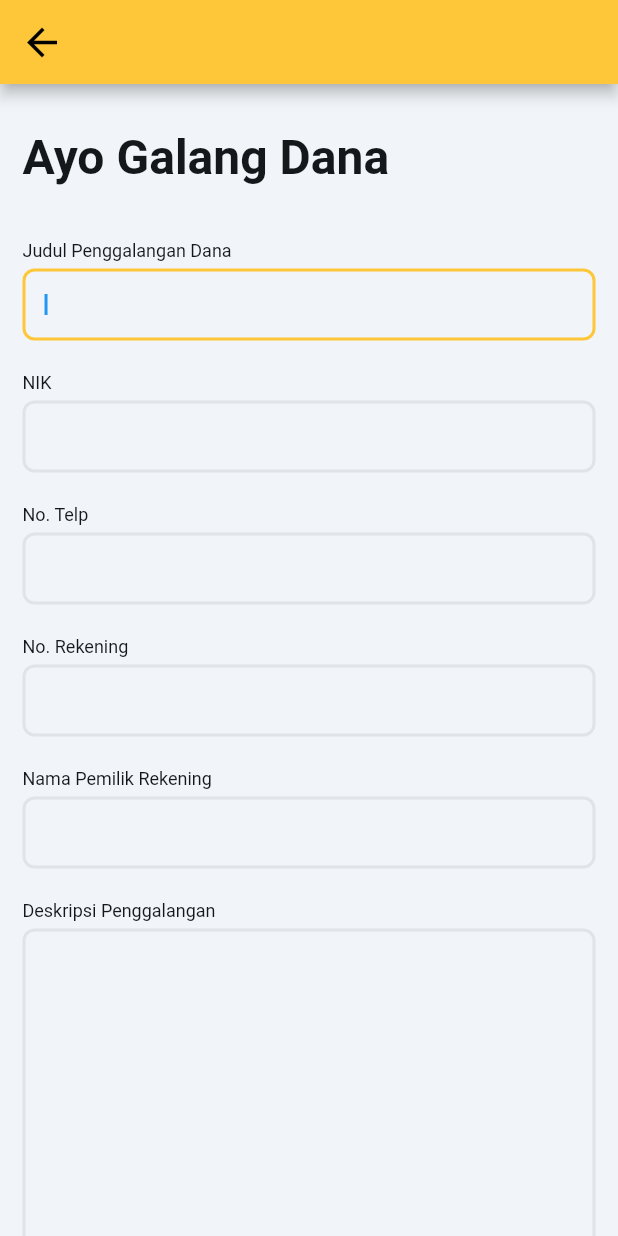
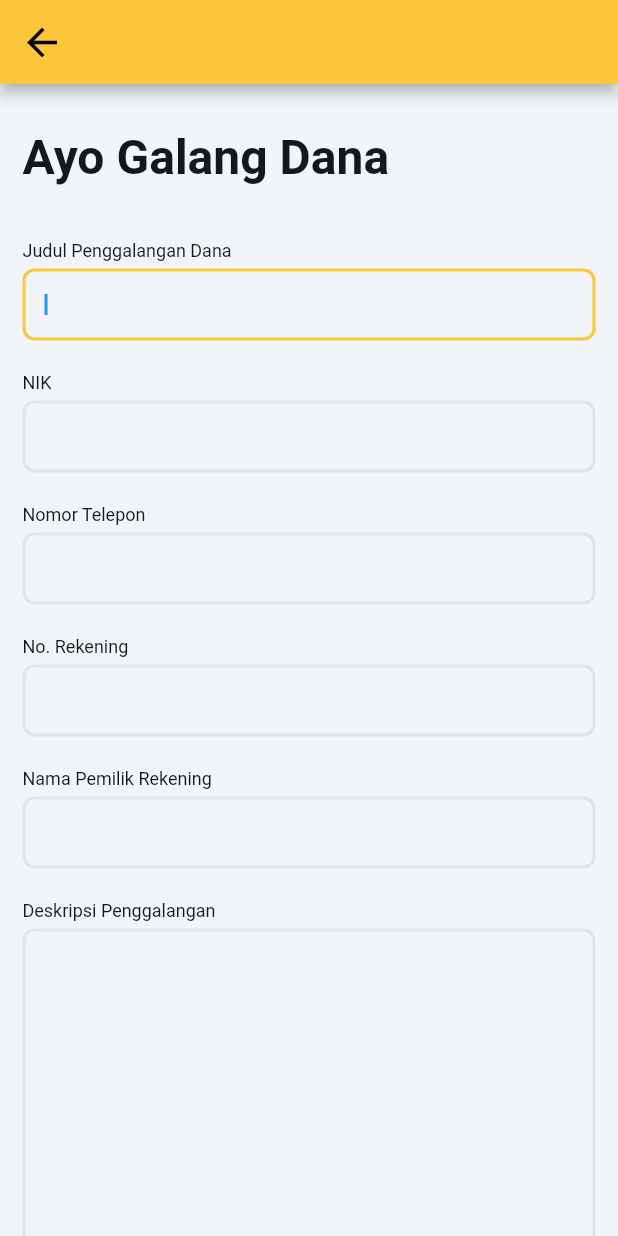
Before and after one commit to ngodeing/mimpi_kita, a Flutter app: the GalangDanaWidget screen opened by its route, on a phone screen of 412 x 824 dp. Run offline on Flutter 3.47's test engine with Material 3 defaults, Android fonts, the phone set to English and light mode, and no system bars; our stand-ins replace auto_size_text, cloud_firestore, dropdown_button2, file_picker, firebase_auth, firebase_core and 16 more; missing offline and left inert: json_path, mime_type; accounts and stored records are empty; network calls fail; Roboto replaces fonts that are missing (Readex Pro).

Commit message:
memperbaiki form penggalangan

```diff
--- a/lib/galang_dana/galang_dana_widget.dart
+++ b/lib/galang_dana/galang_dana_widget.dart
@@ -292,7 +292,7 @@ class _GalangDanaWidgetState extends State<GalangDanaWidget> {
                               padding: EdgeInsetsDirectional.fromSTEB(
                                   0.0, 16.0, 0.0, 0.0),
                               child: Text(
-                                'No. Telp',
+                                'Nomor Telepon',
                                 style: FlutterFlowTheme.of(context)
                                     .bodyMedium
                                     .override(
```
